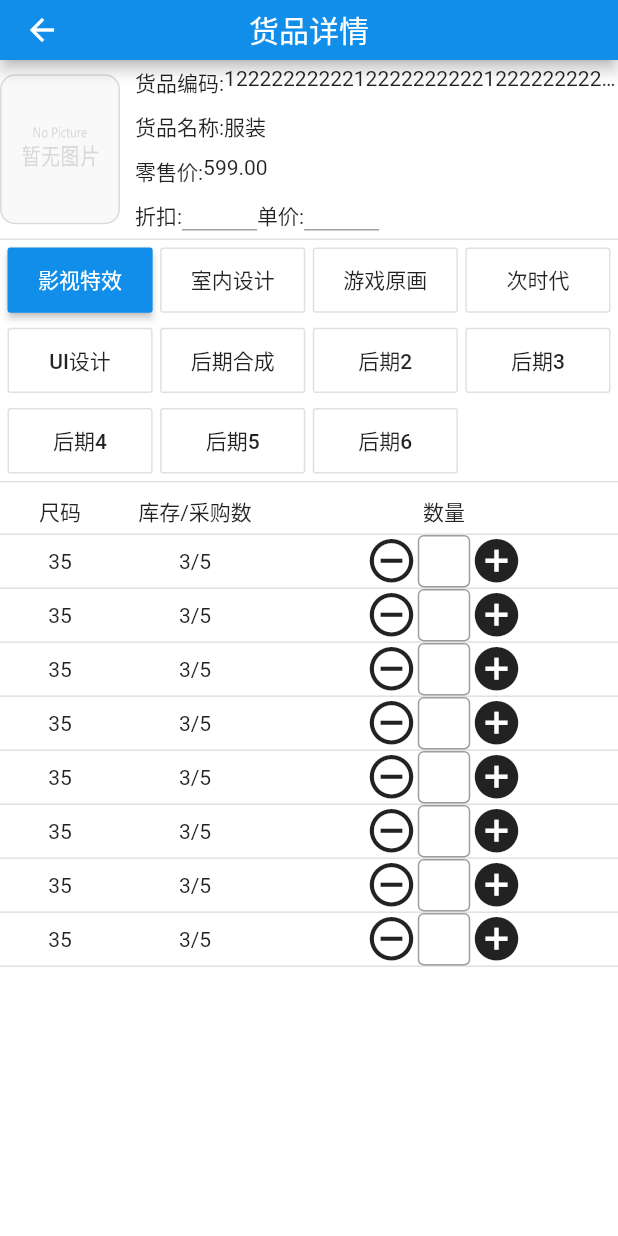
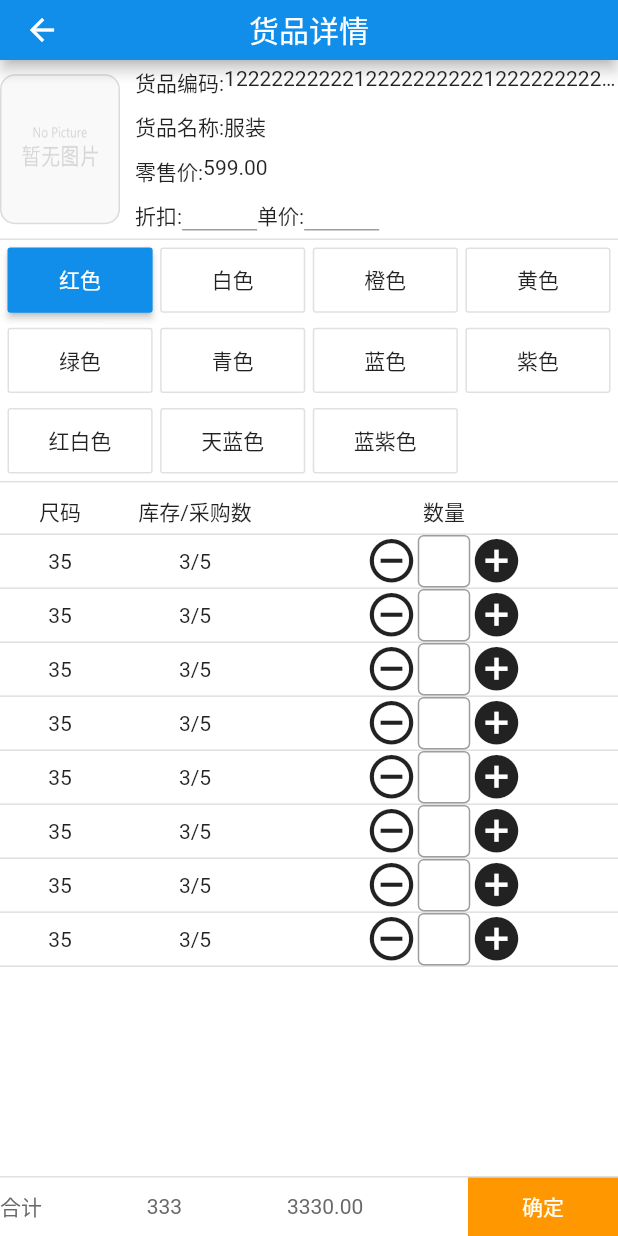
Before and after one commit to chenjuyu/my_app, a Flutter app: the GoodsDetail screen opened directly, on a phone screen of 412 x 824 dp. Run offline on Flutter 3.47's test engine with Material 2 defaults, Android fonts, the phone set to English and light mode, and no system bars; our stand-ins replace fluttertoast.

Commit message:
键盘，挡信输入框无法输入，待解决 详情静态数据基本写好

```diff
--- a/lib/GoodsDetail.dart
+++ b/lib/GoodsDetail.dart
@@ -17,19 +17,19 @@ class GoodsDetail extends StatefulWidget {
 //list
   final List formList = [
     {
-      "title": "影视特效",
+      "title": "红色",
       "type": 0,
     },
-    {"title": "室内设计", "type": 1},
-    {"title": "游戏原画", "type": 2},
-    {"title": "次时代", "type": 3},
-    {"title": "UI设计", "type": 4},
-    {"title": "后期合成", "type": 5},
-    {"title": "后期2", "type": 6},
-    {"title": "后期3", "type": 7},
-    {"title": "后期4", "type": 8},
-    {"title": "后期5", "type": 9},
-    {"title": "后期6", "type": 10},
+    {"title": "白色", "type": 1},
+    {"title": "橙色", "type": 2},
+    {"title": "黄色", "type": 3},
+    {"title": "绿色", "type": 4},
+    {"title": "青色", "type": 5},
+    {"title": "蓝色", "type": 6},
+    {"title": "紫色", "type": 7},
+    {"title": "红白色", "type": 8},
+    {"title": "天蓝色", "type": 9},
+    {"title": "蓝紫色", "type": 10},
   ];
 
   @override
@@ -768,7 +768,54 @@ class GoodsDetailState extends State<GoodsDetail> {
           Container(
             child: ListView(children:  sizelist)),
           ),
+    Container(
+      child:
+      Align(
+        //对齐底部
+        alignment: Alignment.bottomCenter,
+        child:  Container(
+            height: 40.0,
+             //key: _keyRed,
+            decoration: BoxDecoration(
+                color: Colors.white,
+                border: Border(top:BorderSide(width: 1.0,color: Colors.black12)),
+            ),
+           child:
+             Row(
+               crossAxisAlignment: CrossAxisAlignment.center,
+              mainAxisAlignment: MainAxisAlignment.spaceBetween,
+              children: <Widget>[
+                Container(
+                  child: Text('合计',style: TextStyle(color: hexToColor('#696969')),),
+                ),
+                Container(
+                //  margin: EdgeInsets.only(left: 30.0),
+                  child:  Text('333',style: TextStyle(color: hexToColor('#696969'))),
+                ),
+                Container(
+              //    margin: EdgeInsets.only(left: 30.0),
+                  child:  Text('3330.00',style: TextStyle(color: hexToColor('#696969'))),
+                ),
 
+                  Container(
+
+                    alignment: Alignment.center,
+                    height: 40.0,
+                    width: 100.0,
+                    decoration: BoxDecoration(
+
+                      color: Colors.orange,
+                    //  borderRadius: BorderRadius.circular(5.0),
+                    ),
+                    child: Text('确定',style: TextStyle(color: Colors.white),),
+                  ),
+            ]
+             ),
+        //  ),
+    )
+
+   )
+    )
     ];
 
     _showDialog() {
--- a/lib/main.dart
+++ b/lib/main.dart
@@ -22,6 +22,10 @@ class MyApp extends StatelessWidget {
   Widget build(BuildContext context) {
     return MaterialApp(
       title: _title,
+      debugShowCheckedModeBanner: false, //去掉右上角的debug图标
+      theme: ThemeData(
+        primaryColor: hexToColor('#108ee9'),
+      ),
       home: Scaffold(
         appBar: PreferredSize(
             child:
```
